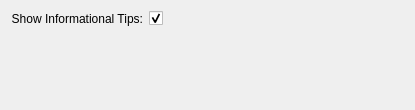
Above: kcms/workspaceoptions/mainpage.ui from KDE/plasma-desktop before the change. Below: the same form after it.
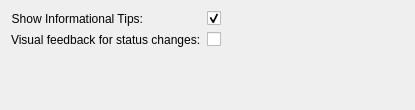
That is the form after the change.

Commit message: [Workspace Options] Add option to disable OSD

```diff
--- a/kcms/workspaceoptions/mainpage.ui
+++ b/kcms/workspaceoptions/mainpage.ui
@@ -34,7 +34,7 @@
      </property>
     </widget>
    </item>
-   <item row="1" column="1">
+   <item row="2" column="1">
     <spacer name="verticalSpacer">
      <property name="orientation">
       <enum>Qt::Vertical</enum>
@@ -47,6 +47,23 @@
      </property>
     </spacer>
    </item>
+   <item row="1" column="1">
+    <widget class="QCheckBox" name="showOsd">
+     <property name="text">
+      <string/>
+     </property>
+    </widget>
+   </item>
+   <item row="1" column="0">
+    <widget class="QLabel" name="showOsdLabel">
+     <property name="toolTip">
+      <string>Show a popup for status changes such as brightness or volume.</string>
+     </property>
+     <property name="text">
+      <string>Visual feedback for status changes:</string>
+     </property>
+    </widget>
+   </item>
   </layout>
  </widget>
  <resources/>
```
The commit also changes 1 other file.
